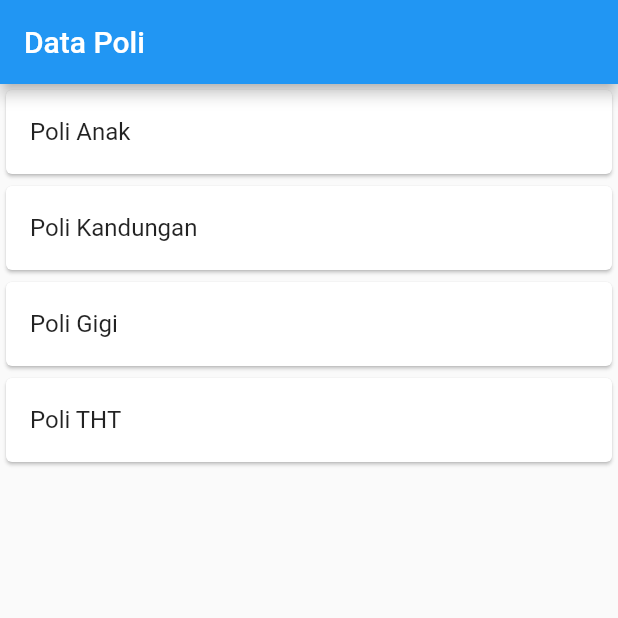
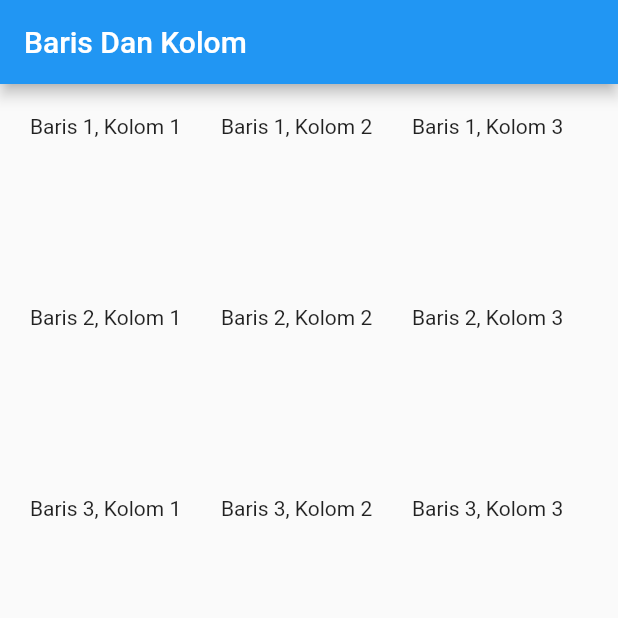
Before and after one commit to raflinaufalalief/klinik-flutter, a Flutter app: the screen it shows after launch, on a phone screen of 412 x 824 dp, the top half of it. Run offline on Flutter 3.47's test engine with Material 2 defaults, Android fonts, the phone set to English and light mode, and no system bars.

```diff
--- a/lib/baris_kolom.dart
+++ b/lib/baris_kolom.dart
@@ -0,0 +1,63 @@
+import 'package:flutter/material.dart';
+
+class Bariskolom extends StatefulWidget {
+  const Bariskolom({Key? key}) : super(key: key);
+
+  @override
+  _BariskolomState createState() => _BariskolomState();
+}
+
+class _BariskolomState extends State<Bariskolom> {
+  @override
+  Widget build(BuildContext context) {
+    const title = 'Baris Dan Kolom';
+
+    return MaterialApp(
+      title: title,
+      home: Scaffold(
+          appBar: AppBar(
+            title: const Text(title),
+          ),
+          body: GridView.count(
+            primary: false,
+            padding: const EdgeInsets.all(20),
+            crossAxisSpacing: 10,
+            mainAxisSpacing: 10,
+            crossAxisCount: 3,
+            children: <Widget>[
+              Container(
+                child: const Text("Baris 1, Kolom 1"),
+              ),
+              Container(
+                child: const Text('Baris 1, Kolom 2'),
+              ),
+              Container(
+                child: const Text('Baris 1, Kolom 3'),
+              ),
+
+              // Kolom 2
+              Container(
+                child: const Text('Baris 2, Kolom 1'),
+              ),
+              Container(
+                child: const Text('Baris 2, Kolom 2'),
+              ),
+              Container(
+                child: const Text('Baris 2, Kolom 3'),
+              ),
+
+              // Kolom 3
+              Container(
+                child: const Text('Baris 3, Kolom 1'),
+              ),
+              Container(
+                child: const Text('Baris 3, Kolom 2'),
+              ),
+              Container(
+                child: const Text('Baris 3, Kolom 3'),
+              ),
+            ],
+          )),
+    );
+  }
+}
--- a/lib/main.dart
+++ b/lib/main.dart
@@ -1,8 +1,9 @@
  import 'package:flutter/material.dart';
-import '/ui/poli_page.dart';
+// import '/ui/poli_page.dart';
 //  import 'hello_world.dart';
 //  import 'column_widget.dart';
 //  import 'row_widget.dart';
+   import 'baris_kolom.dart';
 
 void main() => runApp(MyApp());
  class MyApp extends StatelessWidget {
@@ -11,8 +12,8 @@ void main() => runApp(MyApp());
  Widget build(BuildContext context) {
   return MaterialApp(
     title: 'Klinik',
-    debugShowCheckedModeBanner: false,
-    home: PoliPage(),
+    // debugShowCheckedModeBanner: false,
+    home: Bariskolom(),
       );
     }
  }
```
